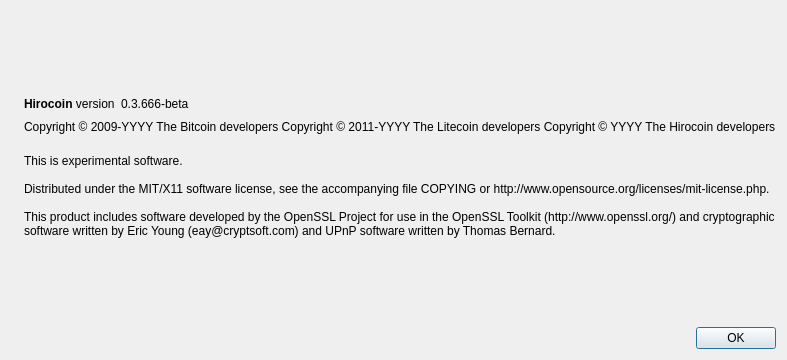
The window that src/qt/forms/aboutdialog.ui (HiroSatou/Hirocoin) describes before a commit, drawn with Qt 5.
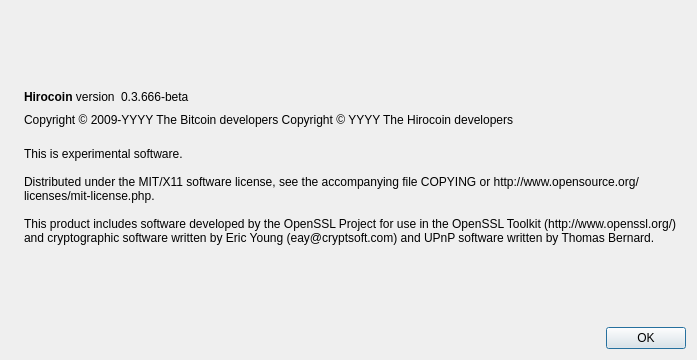
The same window after the commit. Icons and pictures are not drawn.

Patch:
```diff
--- a/src/qt/forms/aboutdialog.ui
+++ b/src/qt/forms/aboutdialog.ui
@@ -6,7 +6,7 @@
    <rect>
     <x>0</x>
     <y>0</y>
-    <width>593</width>
+    <width>697</width>
     <height>360</height>
    </rect>
   </property>
@@ -92,7 +92,6 @@
        </property>
        <property name="text">
         <string notr="true">Copyright &amp;copy; 2009-YYYY The Bitcoin developers
-Copyright &amp;copy; 2011-YYYY The Litecoin developers
 Copyright &amp;copy; YYYY The Hirocoin developers</string>
        </property>
        <property name="textFormat">
```
